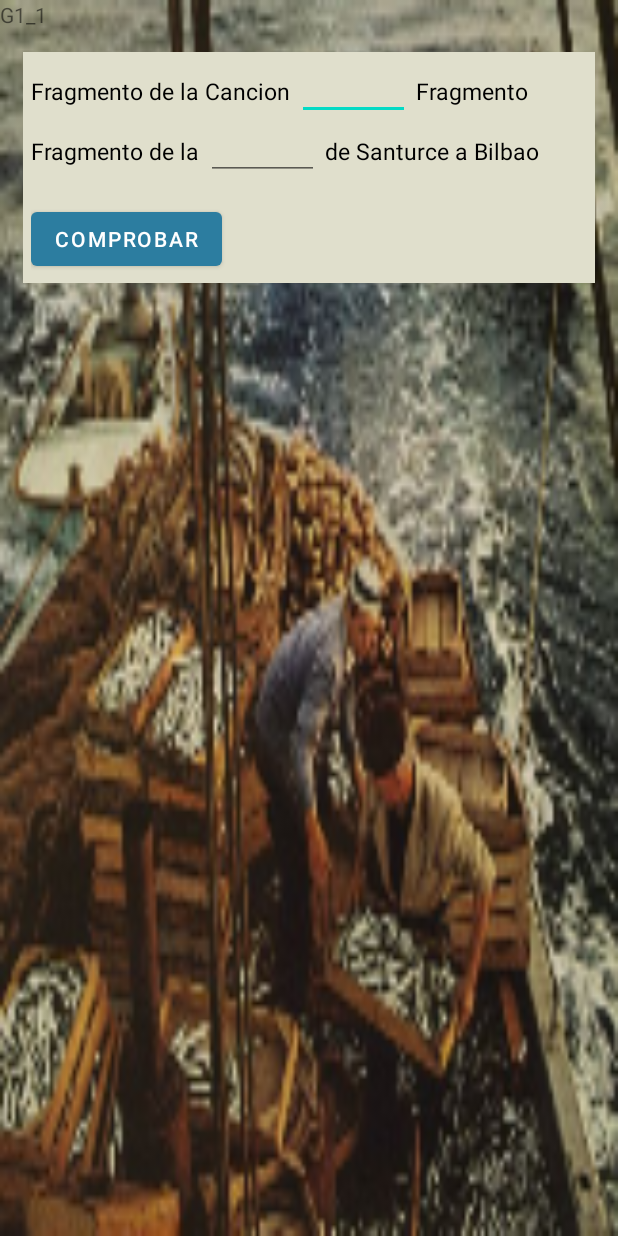
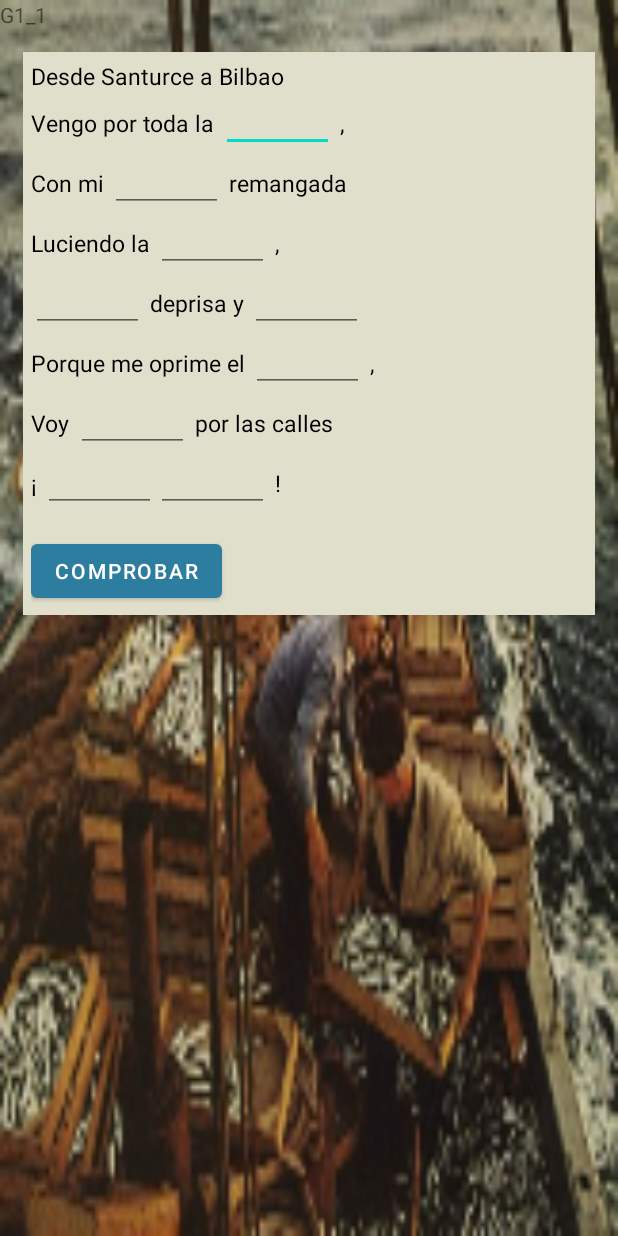
Before and after one commit to AlejandroMacazaga/SanturtziProject, an Android app: the Cancion1 screen opened directly, with no data from a screen before it, on a phone screen of 412 x 824 dp. Run offline under Robolectric (Android 15) with nearby library versions, the phone set to English and light mode, and no system bars.

Commit message:
Actividad 1 Trozo 1 Cancion

```diff
--- a/app/src/main/assets/cancion1.properties
+++ b/app/src/main/assets/cancion1.properties
@@ -1 +1,9 @@
-h1=blabla
+edtH1=orilla
+edtH2=salla
+edtH3=pantorrilla
+edtH4=vengo
+edtH5=corriendo
+edtH6=corse
+edtH7=gritando
+edtH8=quien
+edtH9=compra
--- a/app/src/main/java/com/example/santurtzi/Cancion1.java
+++ b/app/src/main/java/com/example/santurtzi/Cancion1.java
@@ -14,6 +14,7 @@ import android.widget.EditText;
 import android.widget.LinearLayout;
 
 import java.util.HashMap;
+import java.util.Iterator;
 
 public class Cancion1 extends Fragment
 {
@@ -24,6 +25,14 @@ public class Cancion1 extends Fragment
 
     private HashMap<EditText,String> edits;
     private EditText edtH1;
+    private EditText edtH2;
+    private EditText edtH3;
+    private EditText edtH4;
+    private EditText edtH5;
+    private EditText edtH6;
+    private EditText edtH7;
+    private EditText edtH8;
+    private EditText edtH9;
 
     @Override
     public View onCreateView(LayoutInflater inflater, ViewGroup container,
@@ -37,8 +46,36 @@ public class Cancion1 extends Fragment
     {
         super.onActivityCreated(savedInstanceState);
         v= getView();
+        edits=new HashMap<EditText,String>();
+
         btnComprobar=v.findViewById(R.id.btnComprobar);
+
         edtH1=v.findViewById(R.id.edtH1);
+        edits.put(edtH1,"edtH1");
+
+        edtH2=v.findViewById(R.id.edtH2);
+        edits.put(edtH2,"edtH2");
+
+        edtH3=v.findViewById(R.id.edtH3);
+        edits.put(edtH3,"edtH3");
+
+        edtH4=v.findViewById(R.id.edtH4);
+        edits.put(edtH4,"edtH4");
+
+        edtH5=v.findViewById(R.id.edtH5);
+        edits.put(edtH5,"edtH5");
+
+        edtH6=v.findViewById(R.id.edtH6);
+        edits.put(edtH6,"edtH6");
+
+        edtH7=v.findViewById(R.id.edtH7);
+        edits.put(edtH7,"edtH7");
+
+        edtH8=v.findViewById(R.id.edtH8);
+        edits.put(edtH8,"edtH8");
+
+        edtH9=v.findViewById(R.id.edtH9);
+        edits.put(edtH9,"edtH9");
 
         gestionarEventos();
     }
@@ -59,7 +96,14 @@ public class Cancion1 extends Fragment
     {
         Log.i("pruebas","Comprobando Respuestas");
         GestorCancion gc= new GestorCancion(getView().getContext());
-        Log.i("pruebas","recogiendo correcto "+gc.respuesta("h1"));
+
+        Iterator it=edits.keySet().iterator();
+        while(it.hasNext())
+        {
+            String key=edits.get(it.next());
+            String respuesta=gc.respuesta(key);
+            Log.i("Haciendo pruebas",respuesta);
+        }
     }
 
 }
--- a/app/src/main/java/com/example/santurtzi/FakeMapa.java
+++ b/app/src/main/java/com/example/santurtzi/FakeMapa.java
@@ -20,7 +20,6 @@ public class FakeMapa extends AppCompatActivity
 
 
     }
-
 
     public void irG1(View v)
     {
@@ -64,5 +63,6 @@ public class FakeMapa extends AppCompatActivity
 //        startActivity(intent);
     }
 
+>>>>>>> Stashed changes
 
 }
--- a/app/src/main/res/layout/fragment_cancion1.xml
+++ b/app/src/main/res/layout/fragment_cancion1.xml
@@ -19,22 +19,7 @@
         <TextView
             android:layout_width="wrap_content"
             android:layout_height="wrap_content"
-            android:text="Fragmento de la Cancion "
-            android:textColor="@color/black"
-            android:textSize="15dp" />
-
-        <EditText
-            android:id="@+id/edtH1"
-            android:layout_width="75dp"
-            android:layout_height="40dp"
-            android:textColor="@color/black"
-            android:textSize="15dp"
-            />
-
-        <TextView
-            android:layout_width="wrap_content"
-            android:layout_height="wrap_content"
-            android:text=" Fragmento"
+            android:text="Desde Santurce a Bilbao"
             android:textColor="@color/black"
             android:textSize="15dp" />
 
@@ -47,7 +32,34 @@
         <TextView
             android:layout_width="wrap_content"
             android:layout_height="wrap_content"
-            android:text="Fragmento de la "
+            android:text="Vengo por toda la "
+            android:textColor="@color/black"
+            android:textSize="15dp" />
+
+        <EditText
+            android:id="@+id/edtH1"
+            android:layout_width="75dp"
+            android:layout_height="40dp"
+            android:textColor="@color/black"
+            android:textSize="15dp" />
+
+        <TextView
+            android:layout_width="wrap_content"
+            android:layout_height="wrap_content"
+            android:text=" ,"
+            android:textColor="@color/black"
+            android:textSize="15dp" />
+
+    </LinearLayout>
+
+    <LinearLayout
+        android:layout_width="match_parent"
+        android:layout_height="wrap_content">
+
+        <TextView
+            android:layout_width="wrap_content"
+            android:layout_height="wrap_content"
+            android:text="Con mi "
             android:textColor="@color/black"
             android:textSize="15dp" />
 
@@ -61,7 +73,149 @@
         <TextView
             android:layout_width="wrap_content"
             android:layout_height="wrap_content"
-            android:text=" de Santurce a Bilbao"
+            android:text=" remangada"
+            android:textColor="@color/black"
+            android:textSize="15dp" />
+
+    </LinearLayout>
+
+    <LinearLayout
+        android:layout_width="match_parent"
+        android:layout_height="wrap_content">
+
+        <TextView
+            android:layout_width="wrap_content"
+            android:layout_height="wrap_content"
+            android:text="Luciendo la "
+            android:textColor="@color/black"
+            android:textSize="15dp" />
+
+        <EditText
+            android:id="@+id/edtH3"
+            android:layout_width="75dp"
+            android:layout_height="40dp"
+            android:textColor="@color/black"
+            android:textSize="15dp" />
+
+        <TextView
+            android:layout_width="wrap_content"
+            android:layout_height="wrap_content"
+            android:text=" ,"
+            android:textColor="@color/black"
+            android:textSize="15dp" />
+
+    </LinearLayout>
+
+    <LinearLayout
+        android:layout_width="match_parent"
+        android:layout_height="wrap_content">
+
+        <EditText
+            android:id="@+id/edtH4"
+            android:layout_width="75dp"
+            android:layout_height="40dp"
+            android:textColor="@color/black"
+            android:textSize="15dp" />
+
+        <TextView
+            android:layout_width="wrap_content"
+            android:layout_height="wrap_content"
+            android:text=" deprisa y "
+            android:textColor="@color/black"
+            android:textSize="15dp" />
+
+        <EditText
+            android:id="@+id/edtH5"
+            android:layout_width="75dp"
+            android:layout_height="40dp"
+            android:textColor="@color/black"
+            android:textSize="15dp" />
+
+    </LinearLayout>
+
+    <LinearLayout
+        android:layout_width="match_parent"
+        android:layout_height="wrap_content">
+
+        <TextView
+            android:layout_width="wrap_content"
+            android:layout_height="wrap_content"
+            android:text="Porque me oprime el "
+            android:textColor="@color/black"
+            android:textSize="15dp" />
+
+        <EditText
+            android:id="@+id/edtH6"
+            android:layout_width="75dp"
+            android:layout_height="40dp"
+            android:textColor="@color/black"
+            android:textSize="15dp" />
+
+        <TextView
+            android:layout_width="wrap_content"
+            android:layout_height="wrap_content"
+            android:text=" ,"
+            android:textColor="@color/black"
+            android:textSize="15dp" />
+
+    </LinearLayout>
+
+    <LinearLayout
+        android:layout_width="match_parent"
+        android:layout_height="wrap_content">
+
+        <TextView
+            android:layout_width="wrap_content"
+            android:layout_height="wrap_content"
+            android:text="Voy "
+            android:textColor="@color/black"
+            android:textSize="15dp" />
+
+        <EditText
+            android:id="@+id/edtH7"
+            android:layout_width="75dp"
+            android:layout_height="40dp"
+            android:textColor="@color/black"
+            android:textSize="15dp" />
+
+        <TextView
+            android:layout_width="wrap_content"
+            android:layout_height="wrap_content"
+            android:text=" por las calles"
+            android:textColor="@color/black"
+            android:textSize="15dp" />
+
+    </LinearLayout>
+
+    <LinearLayout
+        android:layout_width="match_parent"
+        android:layout_height="wrap_content">
+
+        <TextView
+            android:layout_width="wrap_content"
+            android:layout_height="wrap_content"
+            android:text="¡ "
+            android:textColor="@color/black"
+            android:textSize="15dp" />
+
+        <EditText
+            android:id="@+id/edtH8"
+            android:layout_width="75dp"
+            android:layout_height="40dp"
+            android:textColor="@color/black"
+            android:textSize="15dp" />
+
+        <EditText
+            android:id="@+id/edtH9"
+            android:layout_width="75dp"
+            android:layout_height="40dp"
+            android:textColor="@color/black"
+            android:textSize="15dp" />
+
+        <TextView
+            android:layout_width="wrap_content"
+            android:layout_height="wrap_content"
+            android:text=" !"
             android:textColor="@color/black"
             android:textSize="15dp" />
 
@@ -74,4 +228,4 @@
         android:layout_marginTop="15dp"
         android:text="@string/comprobar" />
 
-    </LinearLayout>
+</LinearLayout>
```
